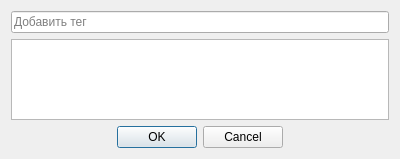
rkfg/mxstickers, file ui/tageditor.ui: the form before one commit.
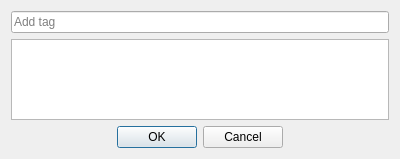
The form after the commit.

Patch:
```diff
--- a/ui/tageditor.ui
+++ b/ui/tageditor.ui
@@ -17,7 +17,7 @@
    <item row="0" column="0" colspan="2">
     <widget class="QLineEdit" name="le_tag">
      <property name="placeholderText">
-      <string>Добавить тег</string>
+      <string>Add tag</string>
      </property>
     </widget>
    </item>
```
Left out of the diff: 5 changed lines with no effect on the pictures.
